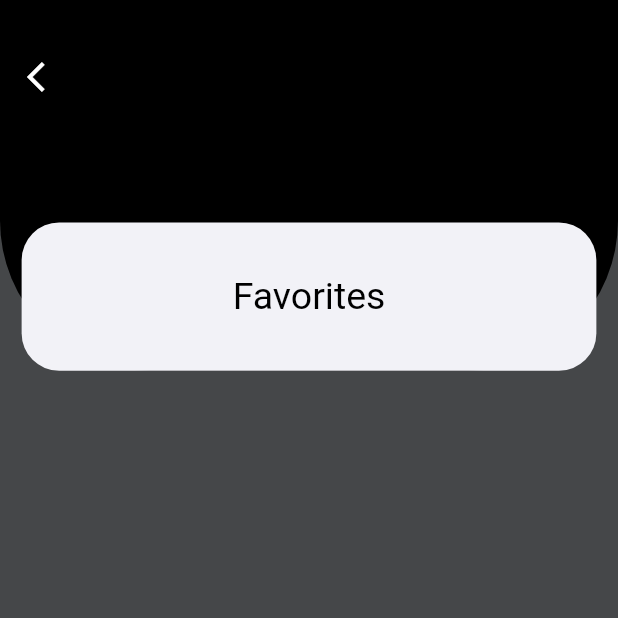
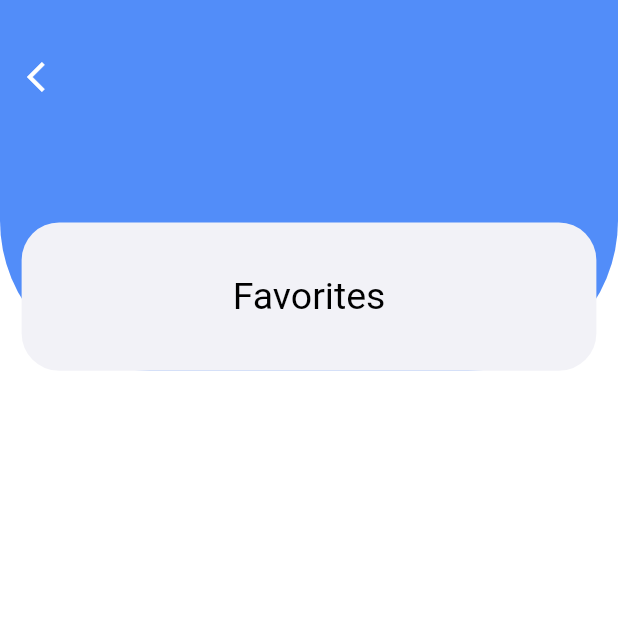
Before and after one commit to ilknurdondurma/BTWlate-Translate, a Flutter app: the FavoritesPage screen opened directly, on a phone screen of 412 x 824 dp, the top half of it. Run offline on Flutter 3.47's test engine with Material 2 defaults, Android fonts, the phone set to English and light mode, and no system bars; our stand-ins replace cloud_firestore, firebase_auth, firebase_core, flutter_spinkit, flutter_tts, fluttertoast and 3 more; missing offline and left inert: flutter_facebook_auth, translator; accounts and stored records are empty; network calls fail.

Commit message:
switch fix

```diff
--- a/lib/main.dart
+++ b/lib/main.dart
@@ -1,4 +1,5 @@
 import 'package:btwlate/screens/login.dart';
+import 'package:btwlate/screens/splash.dart';
 import 'package:btwlate/screens/translate.dart';
 import 'package:firebase_auth/firebase_auth.dart';
 import 'package:flutter/material.dart';
@@ -26,10 +27,7 @@ class MyApp extends StatelessWidget {
     User? user = _auth.currentUser;
     if (user != null) {
       return MaterialApp(
-        home: TranslatePage(
-          name: user.displayName??user.email.toString(),
-          photo: user.photoURL??"https://yt3.ggpht.com/ytc/AKedOLS5ajMs0W8nbRxMvKohv2vA1K7bjjhMjvvryNV9dg=s900-c-k-c0x00ffffff-no-rj",), // google ile giris yaplmişsa onceden
-      );
+        home: SplashPage());
     } else {
       return const MaterialApp(
         home: LoginPage(), // yapilmamişsa
--- a/lib/ui/helper/constants/ui_colors_helper.dart
+++ b/lib/ui/helper/constants/ui_colors_helper.dart
@@ -1,7 +1,7 @@
 import 'package:flutter/material.dart';
 
 class UIColorsHelper{
- static  bool theme =false;
+ static  bool theme =true;
  static void toggleTheme() {
   theme = !theme;
  }
```
Also changed, not shown: lib/screens/settings.dart (+0 -9 lines), lib/screens/splash.dart (+9 -1 lines).
